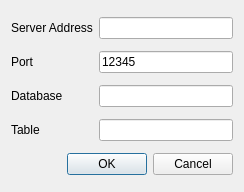
The window that ui/sql_setup.ui (AeroNotix/freepoint) describes before a commit, drawn with Qt 5.
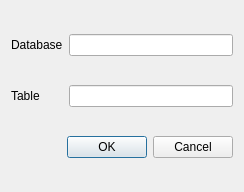
The same window after the commit. Icons and pictures are not drawn.

Commit message: Removed references and utilities for setting HOST and PORT values for the connections. Also removed the command line argument processing until I remove the HOST/PORT from that too.

Patch:
```diff
--- a/ui/sql_setup.ui
+++ b/ui/sql_setup.ui
@@ -18,7 +18,17 @@
     <normaloff>:/view-refresh</normaloff>:/view-refresh</iconset>
   </property>
   <layout class="QGridLayout" name="gridLayout">
-   <item row="2" column="0">
+   <item row="0" column="1">
+    <widget class="QLineEdit" name="txt_database"/>
+   </item>
+   <item row="1" column="0">
+    <widget class="QLabel" name="label">
+     <property name="text">
+      <string>Table</string>
+     </property>
+    </widget>
+   </item>
+   <item row="0" column="0">
     <widget class="QLabel" name="label_4">
      <property name="text">
       <string>Database</string>
@@ -28,7 +38,7 @@
      </property>
     </widget>
    </item>
-   <item row="4" column="0" colspan="2">
+   <item row="2" column="0" colspan="2">
     <widget class="QDialogButtonBox" name="buttonBox">
      <property name="standardButtons">
       <set>QDialogButtonBox::Cancel|QDialogButtonBox::Ok</set>
@@ -36,45 +46,8 @@
     </widget>
    </item>
    <item row="1" column="1">
-    <widget class="QLineEdit" name="txt_port">
-     <property name="text">
-      <string>12345</string>
-     </property>
-    </widget>
-   </item>
-   <item row="1" column="0">
-    <widget class="QLabel" name="label_2">
-     <property name="text">
-      <string>Port</string>
-     </property>
-    </widget>
-   </item>
-   <item row="0" column="0">
-    <widget class="QLabel" name="lbl_db_name_field">
-     <property name="text">
-      <string>Server Address</string>
-     </property>
-     <property name="buddy">
-      <cstring>txt_host</cstring>
-     </property>
-    </widget>
-   </item>
-   <item row="3" column="1">
     <widget class="QLineEdit" name="txt_table"/>
    </item>
-   <item row="3" column="0">
-    <widget class="QLabel" name="label">
-     <property name="text">
-      <string>Table</string>
-     </property>
-    </widget>
-   </item>
-   <item row="2" column="1">
-    <widget class="QLineEdit" name="txt_database"/>
-   </item>
-   <item row="0" column="1">
-    <widget class="QLineEdit" name="txt_host"/>
-   </item>
   </layout>
  </widget>
  <tabstops>
```
Left out of the diff: 2 changed lines with no effect on the pictures. The commit also changes 7 other files.
